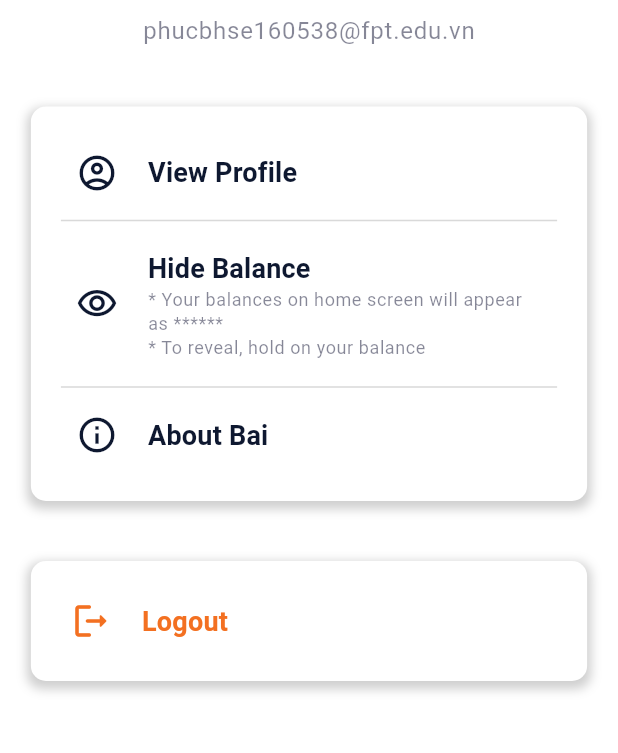
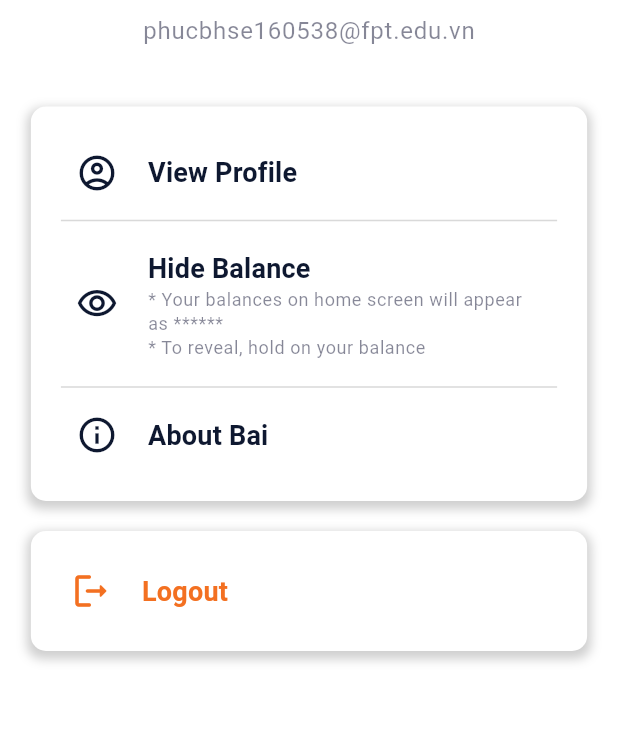
Before and after one commit to 3mallrice/fptu_bike_parking_system, a Flutter app: the MeScreen screen opened by its route, on a phone screen of 412 x 824 dp, the part 303-1056 px from its top. Run offline on Flutter 3.47's test engine with Material 3 defaults, Android fonts, the phone set to English and light mode, and no system bars; our stand-ins replace firebase_core, firebase_storage, flutter_image_slideshow, font_awesome_flutter, geolocator, google_fonts and 5 more; accounts and stored records are empty; network calls fail.

Commit message:
[3mallrice][commit]

```diff
--- a/lib/representation/fundin_screen.dart
+++ b/lib/representation/fundin_screen.dart
@@ -1,5 +1,6 @@
 import 'package:flutter/material.dart';
 import 'package:fptu_bike_parking_system/component/shadow_button.dart';
+import 'package:fptu_bike_parking_system/representation/payos.dart';
 
 import '../component/app_bar_component.dart';
 import '../component/shadow_container.dart';
@@ -211,6 +212,9 @@ class _FundinScreenState extends State<FundinScreen> {
                   ),
                 ),
                 GestureDetector(
+                  onTap: () {
+                    Navigator.of(context).pushNamed(PayOsScreen.routeName);
+                  },
                   child: const ShadowButton(
                     buttonTitle: 'CONFIRM',
                     margin: EdgeInsets.symmetric(vertical: 20),
--- a/lib/representation/me.dart
+++ b/lib/representation/me.dart
@@ -1,6 +1,7 @@
 import 'package:flutter/material.dart';
 import 'package:fptu_bike_parking_system/component/shadow_container.dart';
 import 'package:fptu_bike_parking_system/core/helper/local_storage_helper.dart';
+import 'package:fptu_bike_parking_system/representation/about_screen.dart';
 import 'package:fptu_bike_parking_system/representation/profile.dart';
 import 'package:logger/logger.dart';
 
@@ -46,6 +47,8 @@ class _MeScreenState extends State<MeScreen> {
         child: Align(
           alignment: Alignment.center,
           child: Column(
+            mainAxisAlignment: MainAxisAlignment.center,
+            crossAxisAlignment: CrossAxisAlignment.center,
             children: [
               const SizedBox(height: 20),
               Container(
@@ -170,7 +173,8 @@ class _MeScreenState extends State<MeScreen> {
                       thickness: 1,
                     ),
                     GestureDetector(
-                      onTap: () => {},
+                      onTap: () =>
+                          Navigator.of(context).pushNamed(AboutUs.routeName),
                       child: Container(
                         padding: const EdgeInsets.all(10.0),
                         child: Row(
@@ -197,7 +201,7 @@ class _MeScreenState extends State<MeScreen> {
                   ],
                 ),
               ),
-              const SizedBox(height: 40),
+              const SizedBox(height: 20),
               ShadowContainer(
                 width: MediaQuery.of(context).size.width * 0.9,
                 child: GestureDetector(
@@ -228,7 +232,8 @@ class _MeScreenState extends State<MeScreen> {
                     ),
                   ),
                 ),
-              )
+              ),
+              const SizedBox(height: 70),
             ],
           ),
         ),
--- a/lib/route.dart
+++ b/lib/route.dart
@@ -9,6 +9,7 @@ import 'package:fptu_bike_parking_system/representation/intro_screen.dart';
 import 'package:fptu_bike_parking_system/representation/login.dart';
 import 'package:fptu_bike_parking_system/representation/me.dart';
 import 'package:fptu_bike_parking_system/representation/navigation_bar.dart';
+import 'package:fptu_bike_parking_system/representation/payos.dart';
 import 'package:fptu_bike_parking_system/representation/profile.dart';
 import 'package:fptu_bike_parking_system/representation/splash_screen.dart';
 import 'package:fptu_bike_parking_system/representation/wallet_screen.dart';
@@ -36,4 +37,5 @@ final Map<String, WidgetBuilder> routes = {
   IntroScreen.routeName: (context) => const IntroScreen(),
   LoginScreen.routeName: (context) => const LoginScreen(),
   AddBai.routeName: (context) => const AddBai(),
+  PayOsScreen.routeName: (context) => const PayOsScreen(),
 };
```
Also changed, not shown: lib/representation/payos.dart (added, +48 -0 lines).
